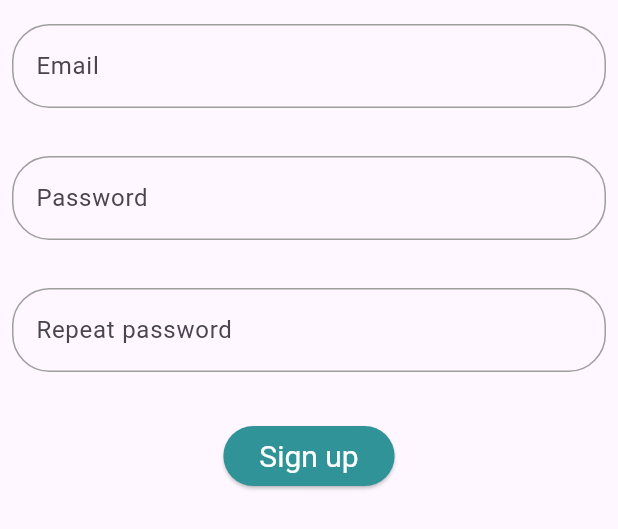
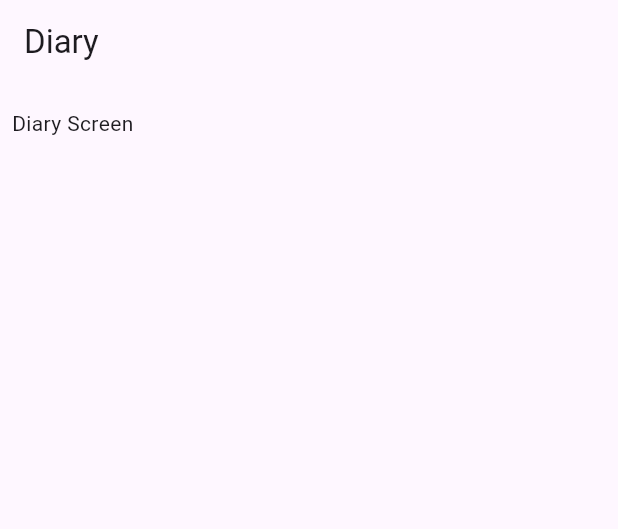
Before and after one commit to VakhromeevaKate/be-ai-mobile, a Flutter app: the SignUpForm widget shown alone on an empty page, opened directly, after a tap on "Sign up", on a phone screen of 412 x 824 dp. Shown: the top 529 px of the screen. Run offline on Flutter 3.47's test engine with Material 3 defaults, Android fonts, the phone set to English and light mode, and no system bars; our stand-ins replace firebase_auth, firebase_core; accounts and stored records are empty.

Commit message:
add navigation

```diff
--- /dev/null
+++ b/lib/screens/diary.dart
@@ -0,0 +1,36 @@
+import 'package:flutter/material.dart';
+
+class DiaryScreen extends StatelessWidget {
+  const DiaryScreen({super.key});
+
+  @override
+  Widget build(BuildContext context) {
+    const appTitle = 'Diary';
+    return MaterialApp(
+      title: appTitle,
+      home: Scaffold(
+        appBar: AppBar(
+          title: const Text(appTitle),
+        ),
+        body: const Diary(),
+      ),
+    );
+  }
+}
+
+class Diary extends StatelessWidget {
+  const Diary({super.key});
+
+  @override
+  Widget build(BuildContext context) {
+    return const Column(
+      crossAxisAlignment: CrossAxisAlignment.start,
+      children: <Widget>[
+        Padding(
+          padding: EdgeInsets.symmetric(horizontal: 8, vertical: 16),
+          child: Text('Diary Screen'),
+        ),
+      ],
+    );
+  }
+}
--- a/lib/screens/login.dart
+++ b/lib/screens/login.dart
@@ -1,10 +1,9 @@
+import 'package:be_ai_mobile/screens/diary.dart';
 import 'package:be_ai_mobile/theme/colors/light_colors.dart';
 import 'package:flutter/material.dart';
 
-void main() => runApp(const MyApp());
-
-class MyApp extends StatelessWidget {
-  const MyApp({super.key});
+class LoginScreen extends StatelessWidget {
+  const LoginScreen({super.key});
 
   @override
   Widget build(BuildContext context) {
@@ -76,7 +75,8 @@ class LoginForm extends StatelessWidget {
                 foregroundColor: Colors.white
               ),
               onPressed: (){
-                debugPrint('Login');
+                // Navigator.pushNamed(context, '/diary');
+                Navigator.push(context, MaterialPageRoute(builder: (context) => DiaryScreen(key: UniqueKey())));
               },
               child: const Text('Login'),
             ),
--- a/lib/screens/signup.dart
+++ b/lib/screens/signup.dart
@@ -1,11 +1,9 @@
 import 'package:flutter/material.dart';
+import '../theme/colors/light_colors.dart';
+import './diary.dart';
 
-import '../theme/colors/light_colors.dart';
-
-void main() => runApp(const MyApp());
-
-class MyApp extends StatelessWidget {
-  const MyApp({super.key});
+class SignUpScreen extends StatelessWidget {
+  const SignUpScreen({super.key});
 
   @override
   Widget build(BuildContext context) {
@@ -96,7 +94,8 @@ class SignUpForm extends StatelessWidget {
                   foregroundColor: Colors.white
                 ),
                 onPressed: (){
-                  debugPrint('Sign up');
+                  // Navigator.pushNamed(context, '/diary');
+                  Navigator.push(context, MaterialPageRoute(builder: (context) => DiaryScreen(key: UniqueKey())));
                 },
                 child: const Text('Sign up'),
               ),
```
Also changed, not shown: lib/main.dart (+30 -3 lines).
